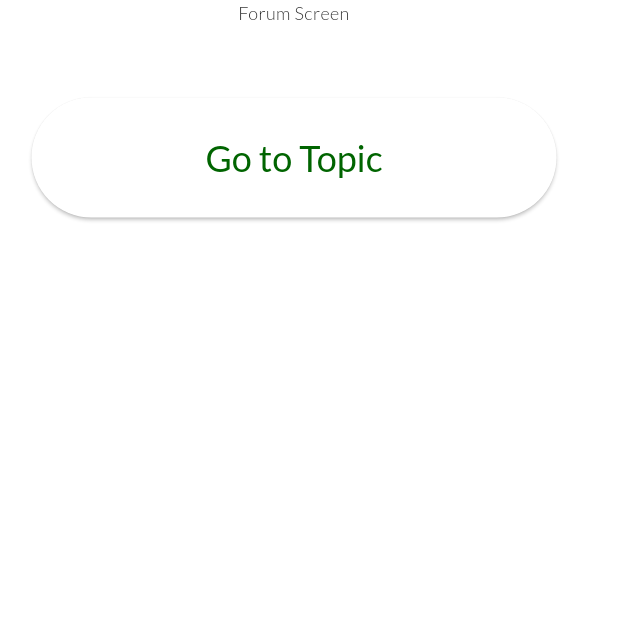
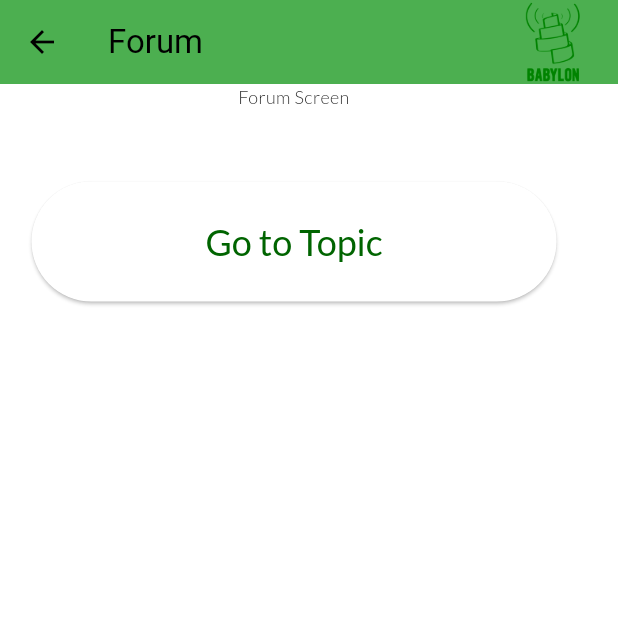
Before and after one commit to Radio-Babylon/babylon_app, a Flutter app: the ForumScreen screen opened directly, on a phone screen of 412 x 824 dp, the top half of it. Run offline on Flutter 3.47's test engine with Material 3 defaults, Android fonts, the phone set to English and light mode, and no system bars; our stand-ins replace cloud_firestore, firebase_auth, firebase_core, firebase_storage, graphql_flutter, image_picker; accounts and stored records are empty.

```diff
--- a/lib/forum.dart
+++ b/lib/forum.dart
@@ -5,6 +5,20 @@ class ForumScreen extends StatelessWidget {
   @override
   Widget build(BuildContext context) {
     return Scaffold(
+      appBar: AppBar(
+        title: Row(
+          mainAxisAlignment: MainAxisAlignment.spaceBetween,
+          children: <Widget>[
+            const Text('Forum'),
+            SizedBox(
+              height: 55,
+              width: 55,
+              child: Image.asset('assets/images/logoSquare.png'),
+            ),
+          ],
+        ),
+        backgroundColor: Colors.green,
+      ),
       body: Column(
         children: <Widget>[
           const Text(
```
Also changed, not shown: lib/home.dart (+14 -8 lines), lib/news.dart (+25 -8 lines), pubspec.lock.
